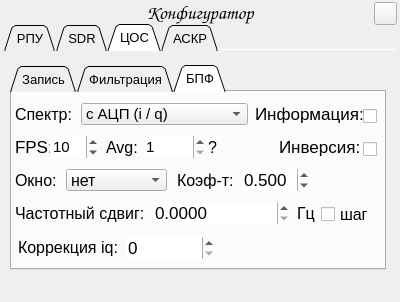
Before: the Qt Designer form config_manager.ui in FeZar97/DK, drawn with Qt 5.
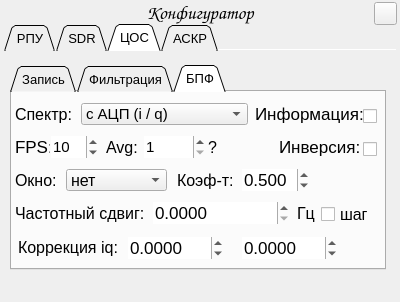
After: the same form once the commit is applied. The open tabs and pages were chosen to show the change. Icons and pictures are not drawn.

What changed in the file:
```diff
--- a/config_manager.ui
+++ b/config_manager.ui
@@ -2303,12 +2303,12 @@
          <string>шаг</string>
         </property>
        </widget>
-       <widget class="QSpinBox" name="DCOffsetSB">
+       <widget class="QDoubleSpinBox" name="DCOffsetRe">
         <property name="geometry">
          <rect>
-          <x>114</x>
+          <x>116</x>
           <y>145</y>
-          <width>88</width>
+          <width>95</width>
           <height>22</height>
          </rect>
         </property>
@@ -2320,8 +2320,47 @@
         <property name="frame">
          <bool>false</bool>
         </property>
+        <property name="decimals">
+         <number>4</number>
+        </property>
+        <property name="minimum">
+         <double>-256.000000000000000</double>
+        </property>
         <property name="maximum">
-         <number>32768</number>
+         <double>256.000000000000000</double>
+        </property>
+        <property name="singleStep">
+         <double>0.001000000000000</double>
+        </property>
+       </widget>
+       <widget class="QDoubleSpinBox" name="DCOffsetIm">
+        <property name="geometry">
+         <rect>
+          <x>230</x>
+          <y>145</y>
+          <width>95</width>
+          <height>22</height>
+         </rect>
+        </property>
+        <property name="font">
+         <font>
+          <pointsize>13</pointsize>
+         </font>
+        </property>
+        <property name="frame">
+         <bool>false</bool>
+        </property>
+        <property name="decimals">
+         <number>4</number>
+        </property>
+        <property name="minimum">
+         <double>-256.000000000000000</double>
+        </property>
+        <property name="maximum">
+         <double>256.000000000000000</double>
+        </property>
+        <property name="singleStep">
+         <double>0.001000000000000</double>
         </property>
        </widget>
       </widget>
```
Left out of the diff: 21 changed lines with no effect on the pictures.
